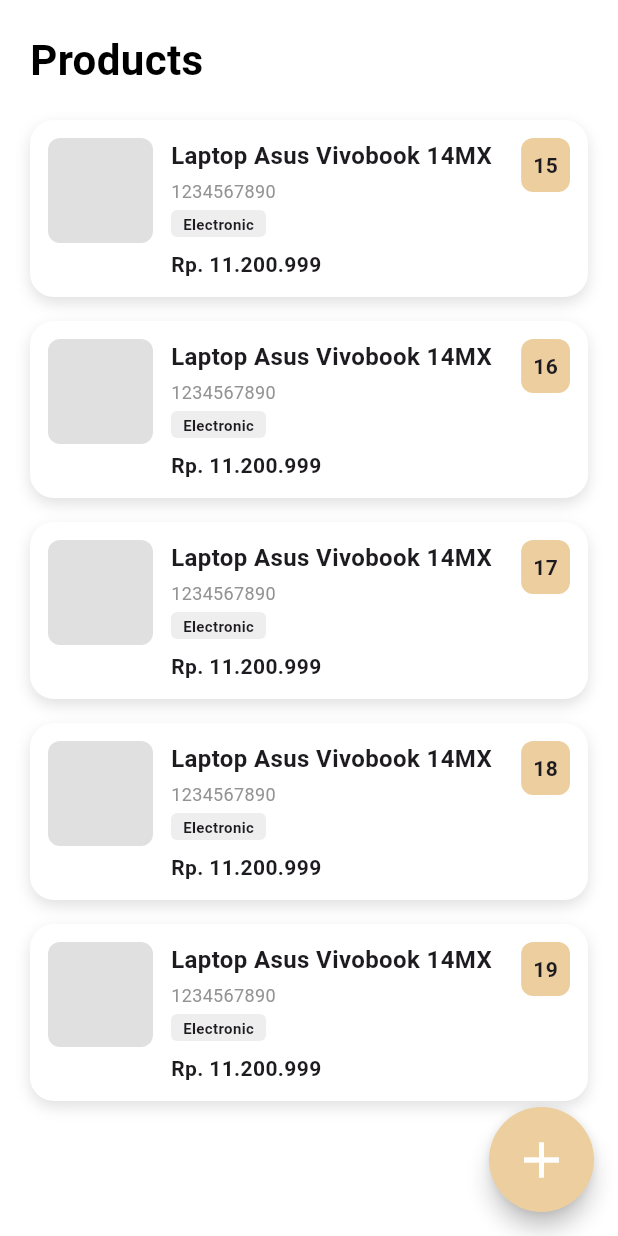
After one commit to DenShubi/GudangKu, a Flutter app: the ProductListPage screen opened directly, on a phone screen of 412 x 824 dp. The commit adds this screen. Run offline on Flutter 3.47's test engine with Material 3 defaults, Android fonts, the phone set to English and light mode, and no system bars; our stand-ins replace supabase_flutter; accounts and stored records are empty.

Commit message:
Add Product Page UI

```diff
--- a/lib/core/constants/app_colors.dart
+++ b/lib/core/constants/app_colors.dart
@@ -8,5 +8,10 @@
   static const Color textBlack = Color(0xFF000000);
 
   static const Color primaryGreen = Color(0xFFA4EC88); // Sesuaikan hex dari desain
-  static const Color greyBackground = Color(0xFFF3F3F3);
+  static const Color greyBackground = Color(0xFFFBFBFB);
+
+  // Warna Baru sesuai Product.png
+  static const Color accentYellow = Color(0xFFECCE9F); // Warna Badge Stok (Kuning)
+  static const Color textGrey = Color(0xFF939393); // Warna ID & Kategori
+  static const Color cardShadow = Colors.black12; // Bayangan kartu
 }
--- /dev/null
+++ b/lib/features/product/presentation/pages/product_list_page.dart
@@ -0,0 +1,69 @@
+import 'package:flutter/material.dart';
+import '../../../../core/constants/app_colors.dart';
+import '../widgets/product_card.dart';
+
+class ProductListPage extends StatelessWidget {
+  const ProductListPage({super.key});
+
+  @override
+  Widget build(BuildContext context) {
+    return Scaffold(
+      backgroundColor: Colors.white, // Background putih bersih
+      body: SafeArea(
+        child: Padding(
+          padding: const EdgeInsets.symmetric(horizontal: 20, vertical: 20),
+          child: Column(
+            crossAxisAlignment: CrossAxisAlignment.start,
+            children: [
+              // 1. Header Title
+              const Text(
+                "Products",
+                style: TextStyle(
+                  fontSize: 28,
+                  fontWeight: FontWeight.bold,
+                  color: Colors.black,
+                ),
+              ),
+              const SizedBox(height: 20),
+
+              // 2. List Produk (Menggunakan ListView)
+              Expanded(
+                child: ListView.builder(
+                  itemCount: 5, // Contoh ada 5 data dummy
+                  itemBuilder: (context, index) {
+                    // Data Dummy (Nanti diganti data dari Supabase/Provider)
+                    return ProductCard(
+                      name: "Laptop Asus Vivobook 14MX",
+                      id: "1234567890",
+                      category: "Electronic",
+                      price: "Rp. 11.200.999",
+                      stock: 15 + index, // Dummy stock variasi
+                      onTap: () {
+                        // Navigasi ke Detail nanti di sini
+                        print("Klik produk ke-$index");
+                      },
+                    );
+                  },
+                ),
+              ),
+            ],
+          ),
+        ),
+      ),
+
+      // 3. Floating Action Button (Tombol Tambah)
+      floatingActionButton: SizedBox(
+        width: 70,
+        height: 70,
+        child: FloatingActionButton(
+          onPressed: () {
+             // Navigasi ke Form Tambah Produk
+          },
+          backgroundColor: AppColors.creamBackground, // Warna krem
+          shape: const CircleBorder(),
+          child: const Icon(Icons.add, color: Colors.white, size: 40),
+        ),
+      ),
+    );
+  }
+}
--- /dev/null
+++ b/lib/features/product/presentation/widgets/product_card.dart
@@ -0,0 +1,115 @@
+import 'package:flutter/material.dart';
+import '../../../../core/constants/app_colors.dart';
+
+class ProductCard extends StatelessWidget {
+  final String name;
+  final String id;
+  final String category;
+  final String price;
+  final int stock;
+  final VoidCallback? onTap; // Aksi saat kartu diklik
+
+  const ProductCard({
+    super.key,
+    required this.name,
+    required this.id,
+    required this.category,
+    required this.price,
+    required this.stock,
+    this.onTap,
+  });
+
+  @override
+  Widget build(BuildContext context) {
+    return GestureDetector(
+      onTap: onTap,
+      child: Container(
+        margin: const EdgeInsets.only(bottom: 16), // Jarak antar kartu
+        padding: const EdgeInsets.all(12),
+        decoration: BoxDecoration(
+          color: Colors.white,
+          borderRadius: BorderRadius.circular(16),
+          boxShadow: const [
+            BoxShadow(
+              color: AppColors.cardShadow,
+              blurRadius: 8,
+              offset: Offset(0, 4),
+            ),
+          ],
+        ),
+        child: Row(
+          crossAxisAlignment: CrossAxisAlignment.start,
+          children: [
+            // 1. Gambar (Placeholder Kotak Abu-abu)
+            Container(
+              width: 70,
+              height: 70,
+              decoration: BoxDecoration(
+                color: Colors.grey[300],
+                borderRadius: BorderRadius.circular(8),
+              ),
+            ),
+            const SizedBox(width: 12),
+
+            // 2. Informasi Produk (Tengah)
+            Expanded(
+              child: Column(
+                crossAxisAlignment: CrossAxisAlignment.start,
+                children: [
+                  Text(
+                    name, // "Laptop Asus..."
+                    style: const TextStyle(
+                      fontWeight: FontWeight.bold,
+                      fontSize: 16,
+                    ),
+                    maxLines: 2,
+                    overflow: TextOverflow.ellipsis,
+                  ),
+                  const SizedBox(height: 4),
+                  Text(
+                    id, // "1234567890"
+                    style: const TextStyle(color: AppColors.textGrey, fontSize: 12),
+                  ),
+                  const SizedBox(height: 4),
+                  // Kategori Pill
+                  Container(
+                    padding: const EdgeInsets.symmetric(horizontal: 8, vertical: 2),
+                    decoration: BoxDecoration(
+                      color: Colors.grey[200],
+                      borderRadius: BorderRadius.circular(4),
+                    ),
+                    child: Text(
+                      category, // "Electronic"
+                      style: const TextStyle(fontSize: 10, fontWeight: FontWeight.bold),
+                    ),
+                  ),
+                  const SizedBox(height: 8),
+                  Text(
+                    price, // "Rp. 11.200.999"
+                    style: const TextStyle(
+                      fontWeight: FontWeight.bold,
+                      fontSize: 14,
+                    ),
+                  ),
+                ],
+              ),
+            ),
+
+            // 3. Badge Stok (Kuning di Kanan Atas)
+            Container(
+              padding: const EdgeInsets.all(8),
+              decoration: BoxDecoration(
+                color: AppColors.accentYellow,
+                borderRadius: BorderRadius.circular(8),
+              ),
+              child: Text(
+                stock.toString(), // "15"
+                style: const TextStyle(fontWeight: FontWeight.bold),
+              ),
+            ),
+          ],
+        ),
+      ),
+    );
+  }
+}
```
Also changed, not shown: lib/core/widgets/custom_bottom_navbar.dart (added, +76 -0 lines), lib/main_screen.dart (+12 -20 lines).
